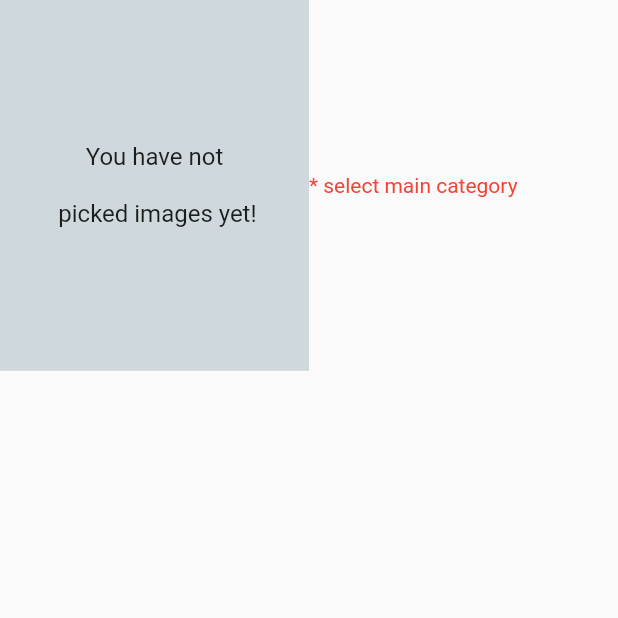
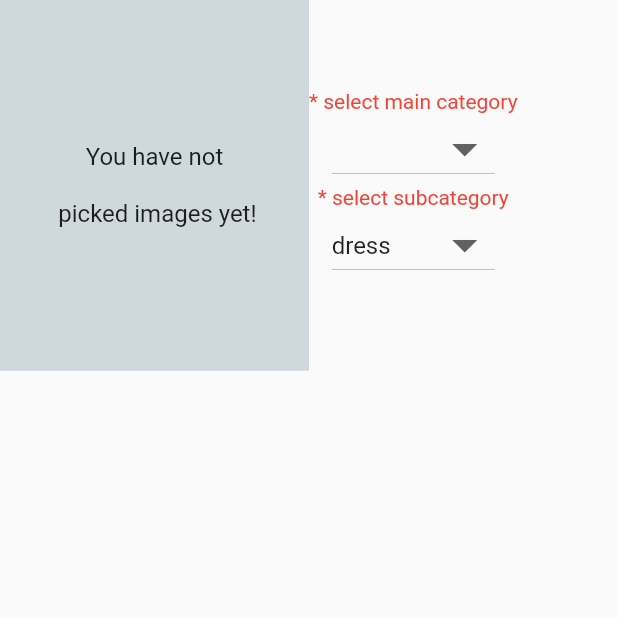
Before and after one commit to fluttberry/shop_app, a Flutter app: the UploadScreen screen opened directly, on a phone screen of 412 x 824 dp, the top half of it. Run offline on Flutter 3.47's test engine with Material 2 defaults, Android fonts, the phone set to English and light mode, and no system bars; our stand-ins replace animated_text_kit, cloud_firestore, firebase_auth, firebase_core, firebase_storage, image_picker; accounts and stored records are empty.

Commit message:
upload screen ongoing

```diff
--- a/lib/app/constants/presentation/main_screen/upload_screen.dart
+++ b/lib/app/constants/presentation/main_screen/upload_screen.dart
@@ -1,7 +1,7 @@
 import 'package:flutter/material.dart';
-import 'package:flutter/src/widgets/framework.dart';
-import 'package:flutter/src/widgets/placeholder.dart';
+
 import 'package:shop_app/app/constants/colors/app_colors.dart';
+import 'package:shop_app/app/utilities/categ_list.dart';
 
 class UploadScreen extends StatefulWidget {
   const UploadScreen({super.key});
@@ -11,6 +11,8 @@ class UploadScreen extends StatefulWidget {
 }
 
 class _UploadScreenState extends State<UploadScreen> {
+  String mainCategoryValue = maincateg.first;
+  String subCategoryValue = women.first;
   @override
   Widget build(BuildContext context) {
     var size = MediaQuery.of(context).size;
@@ -34,15 +36,55 @@ class _UploadScreenState extends State<UploadScreen> {
                 ),
               ),
               Column(
-                children: const [
-                  Text(
+                children: [
+                  const Text(
                     '* select main category',
                     style: TextStyle(
                       color: AppColors.red,
                     ),
                   ),
+                  DropdownButton(
+                    iconSize: 40,
+                    iconDisabledColor: AppColors.red,
+                    dropdownColor: AppColors.yellow.shade400,
+                    value: mainCategoryValue,
+                    items: women.map<DropdownMenuItem<String>>((value) {
+                      return DropdownMenuItem(
+                        value: value,
+                        child: Text(value),
+                      );
+                    }).toList(),
+                    onChanged: (String? value) {
+                      setState(() {
+                        mainCategoryValue = value!;
+                      });
+                    },
+                  ),
+                  const Text(
+                    '* select subcategory',
+                    style: TextStyle(
+                      color: AppColors.red,
+                    ),
+                  ),
+                  DropdownButton(
+                    iconSize: 40,
+                    iconDisabledColor: AppColors.red,
+                    dropdownColor: AppColors.yellow.shade400,
+                    value: subCategoryValue,
+                    items: women.map<DropdownMenuItem<String>>((value) {
+                      return DropdownMenuItem(
+                        value: value,
+                        child: Text(value),
+                      );
+                    }).toList(),
+                    onChanged: (String? value) {
+                      setState(() {
+                        subCategoryValue = value!;
+                      });
+                    },
+                  ),
                 ],
-              )
+              ),
             ],
           ),
         ],
@@ -50,3 +92,4 @@ class _UploadScreenState extends State<UploadScreen> {
     );
   }
 }
+//https://www.youtube.com/watch?v=tS5qdZ0frxg 25
--- a/lib/main.dart
+++ b/lib/main.dart
@@ -7,6 +7,7 @@ import 'package:shop_app/app/constants/presentation/auth/supplier_sign_up.dart';
 import 'package:shop_app/app/constants/presentation/main_screen/customer_screen.dart';
 import 'package:shop_app/app/constants/presentation/main_screen/dashboard_screen.dart';
 import 'package:shop_app/app/constants/presentation/main_screen/supplier_home_screen.dart';
+import 'package:shop_app/app/constants/presentation/main_screen/upload_screen.dart';
 import 'package:shop_app/app/constants/presentation/main_screen/welcome_screen.dart';
 
 void main() async {
@@ -22,10 +23,10 @@ class ShopApp extends StatelessWidget {
   Widget build(BuildContext context) {
     return MaterialApp(
       debugShowCheckedModeBanner: false,
-      // home: WelcomeScreen(),
+      home: const UploadScreen(),
       // home: const CustomerScreen(),
       // initialRoute: '/customer_screen',
-      initialRoute: '/welcome_screen',
+      // initialRoute: '/welcome_screen',
       routes: {
         '/welcome_screen': (context) => const WelcomeScreen(),
         '/customer_screen': (context) => const CustomerScreen(),
```
